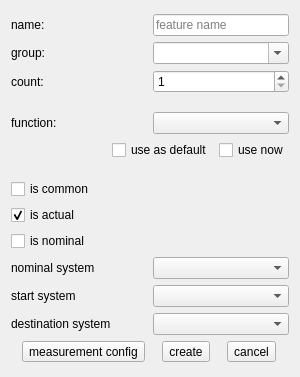
Before: the Qt Designer form ui/createfeature.ui in OpenIndy/OpenIndy, drawn with Qt 5.
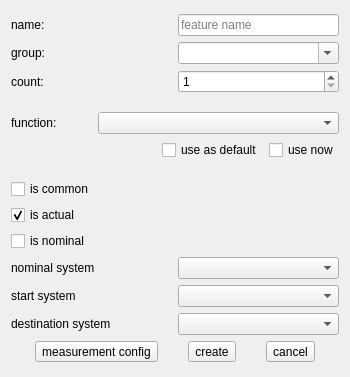
After: the same form once the commit is applied.

```diff
--- a/ui/createfeature.ui
+++ b/ui/createfeature.ui
@@ -6,7 +6,7 @@
    <rect>
     <x>0</x>
     <y>0</y>
-    <width>300</width>
+    <width>350</width>
     <height>377</height>
    </rect>
   </property>
@@ -96,7 +96,7 @@
       </spacer>
      </item>
      <item>
-      <layout class="QHBoxLayout" name="horizontalLayout_8">
+      <layout class="QHBoxLayout" name="horizontalLayout_8" stretch="1,3">
        <item>
         <widget class="QLabel" name="label_function">
          <property name="text">
@@ -105,7 +105,17 @@
         </widget>
        </item>
        <item>
-        <widget class="QComboBox" name="comboBox_function"/>
+        <widget class="QComboBox" name="comboBox_function">
+         <property name="sizePolicy">
+          <sizepolicy hsizetype="Ignored" vsizetype="Fixed">
+           <horstretch>0</horstretch>
+           <verstretch>0</verstretch>
+          </sizepolicy>
+         </property>
+         <property name="sizeAdjustPolicy">
+          <enum>QComboBox::AdjustToContentsOnFirstShow</enum>
+         </property>
+        </widget>
        </item>
       </layout>
      </item>
```
